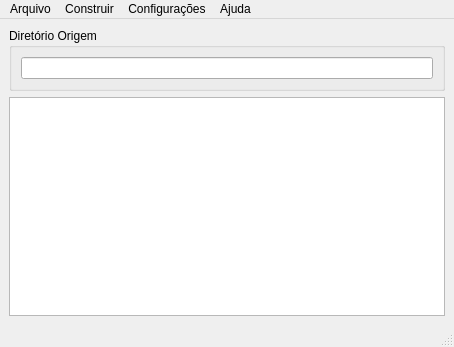
OtavioPellicano/Gerador-indicadores-smp, file mainwindow.ui: the form before one commit.
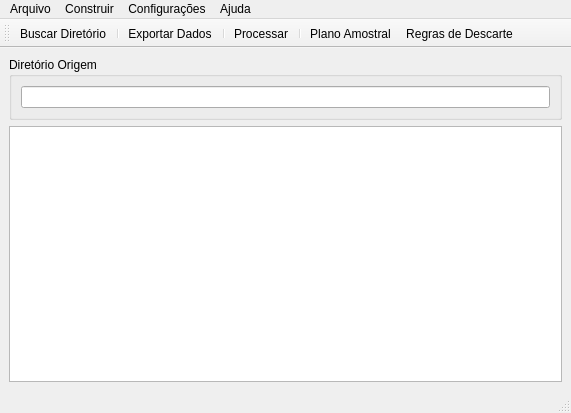
The form after the commit. Icons and pictures are not drawn.

Diff of the .ui file:
```diff
--- a/mainwindow.ui
+++ b/mainwindow.ui
@@ -6,8 +6,8 @@
    <rect>
     <x>0</x>
     <y>0</y>
-    <width>454</width>
-    <height>347</height>
+    <width>571</width>
+    <height>413</height>
    </rect>
   </property>
   <property name="windowTitle">
@@ -37,7 +37,7 @@
     <rect>
      <x>0</x>
      <y>0</y>
-     <width>454</width>
+     <width>571</width>
      <height>21</height>
     </rect>
    </property>
@@ -76,6 +76,25 @@
    <addaction name="menuAjuda"/>
   </widget>
   <widget class="QStatusBar" name="statusbar"/>
+  <widget class="QToolBar" name="toolBar">
+   <property name="windowTitle">
+    <string>toolBar</string>
+   </property>
+   <attribute name="toolBarArea">
+    <enum>TopToolBarArea</enum>
+   </attribute>
+   <attribute name="toolBarBreak">
+    <bool>false</bool>
+   </attribute>
+   <addaction name="actionBuscarDiretorio"/>
+   <addaction name="separator"/>
+   <addaction name="actionSalvar"/>
+   <addaction name="separator"/>
+   <addaction name="actionProcessar"/>
+   <addaction name="separator"/>
+   <addaction name="actionPlano_Amostral"/>
+   <addaction name="actionRegras_de_Descarte"/>
+  </widget>
   <action name="actionBuscarDiretorio">
    <property name="text">
     <string>Buscar Diretório</string>
```
Left out of the diff: 32 changed lines with no effect on the pictures.
